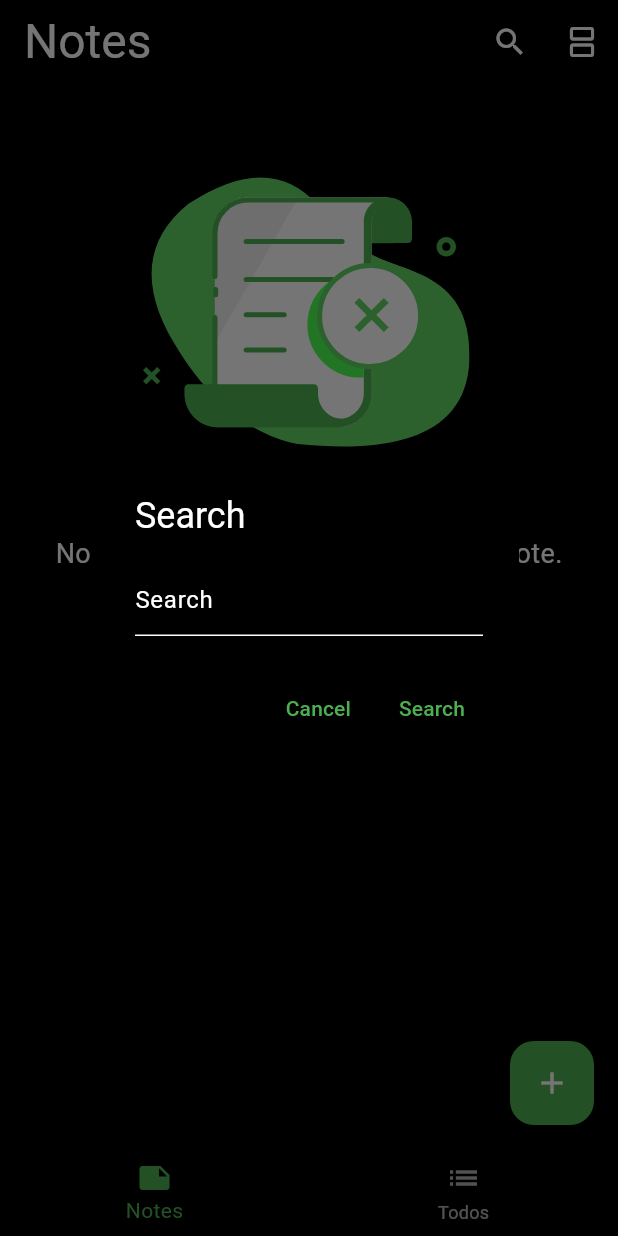
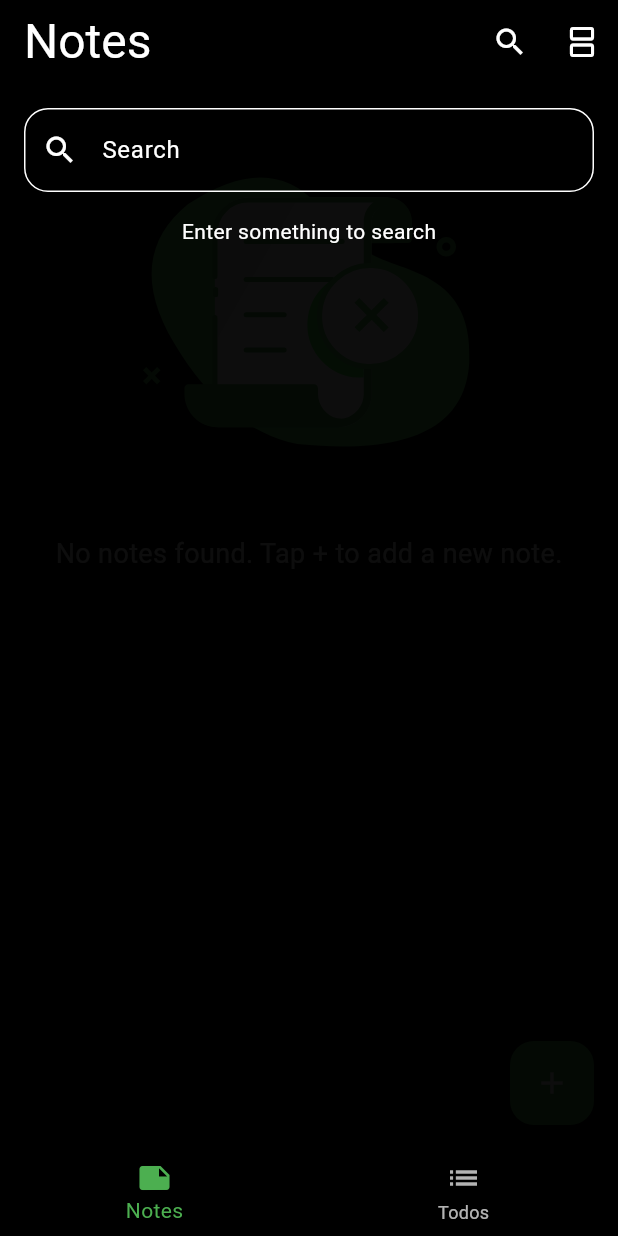
Before and after one commit to thegera4/flutter_notudus_app, a Flutter app: the screen it shows after launch, after a tap on the "search" icon, on a phone screen of 412 x 824 dp. Run offline on Flutter 3.47's test engine with Material 3 defaults, Android fonts, the phone set to English and light mode, and no system bars; our stand-ins replace lottie, sqflite; accounts and stored records are empty.

Commit message:
update: changed to new search style with overlay

```diff
--- a/lib/res/strings.dart
+++ b/lib/res/strings.dart
@@ -8,6 +8,7 @@ class AppStrings {
   static const String addTodo = 'Add Todo';
   static const String search = 'Search';
   static const String changeView = 'Change View';
+  static const String searchSomething = 'Enter something to search';
   static const String noNotes = 'No notes found. Tap + to add a new note.';
   static const String noTodos = 'No todos found. Tap + to add a new todo.';
   static const String noteAdded = 'Note added';
--- a/lib/screens/create_note_screen.dart
+++ b/lib/screens/create_note_screen.dart
@@ -21,8 +21,8 @@ class CreateNoteScreen extends StatelessWidget {
       if (note.id != null && dbService != null) {
         await dbService?.deleteNote(note.id!);
       }
-      Navigator.of(context).pop();
-      Navigator.of(context).pop();
+      Navigator.of(context).pop(true);
+      Navigator.of(context).pop(true);
     } catch (error) {
       ScaffoldMessenger.of(context).showSnackBar(
         const SnackBar(content: Text(AppStrings.errorDeleting)),
--- a/lib/screens/home_screen.dart
+++ b/lib/screens/home_screen.dart
@@ -1,6 +1,7 @@
 import 'package:flutter/material.dart';
 import 'package:notudus/res/values.dart';
 import 'package:notudus/screens/notes_list_screen.dart';
+import 'package:notudus/screens/widgets/search_overlay.dart';
 import '../res/strings.dart';
 
 class HomeScreen extends StatefulWidget {
@@ -14,7 +15,8 @@ class HomeScreen extends StatefulWidget {
 
 class _HomeScreenState extends State<HomeScreen> {
   bool isListView = true;
-  final TextEditingController _searchController = TextEditingController();
+  bool _isSearchOverlayVisible = false;
+  //final TextEditingController _searchController = TextEditingController();
 
   /// Calls the "searchNotes" method from the db service to get all notes that
   /// contain the search query either on the title or the note.
@@ -23,7 +25,7 @@ class _HomeScreenState extends State<HomeScreen> {
   /// If the search query is empty, it will not perform the search.
   /// If the search query is not empty, it will call the "searchNotes" method
   /// from the db service to get all notes that contain the search query.
-  void showSearchDialog(BuildContext context) {
+  /*void showSearchDialog(BuildContext context) {
     showDialog(
         context: context,
         builder: (context) {
@@ -56,9 +58,19 @@ class _HomeScreenState extends State<HomeScreen> {
             ],
           );
     });
+  }*/
+
+  void _showSearchOverlay() {
+    setState(() {
+      _isSearchOverlayVisible = true;
+    });
   }
 
-
+  void _hideSearchOverlay() {
+    setState(() {
+      _isSearchOverlayVisible = false;
+    });
+  }
 
   @override
   Widget build(BuildContext context) {
@@ -73,7 +85,10 @@ class _HomeScreenState extends State<HomeScreen> {
             icon: const Icon(Icons.search),
             tooltip: AppStrings.search,
             onPressed: () {
-              showSearchDialog(context);
+              //showSearchDialog(context);
+              !_isSearchOverlayVisible ?
+              _showSearchOverlay() :
+              _hideSearchOverlay();
             },
           ),
           IconButton(
@@ -83,7 +98,14 @@ class _HomeScreenState extends State<HomeScreen> {
           ),
         ],
       ),
-      body: NotesListScreen(isListView: isListView, searchQuery: _searchController.text),
+      //body: NotesListScreen(isListView: isListView, searchQuery: _searchController.text),
+      body: Stack(
+        children: [
+          NotesListScreen(isListView: isListView, searchQuery: ''),
+          if (_isSearchOverlayVisible)
+            SearchOverlay(onClose: _hideSearchOverlay),
+        ],
+      ),
       bottomNavigationBar: BottomNavigationBar(
         items: const <BottomNavigationBarItem>[
           BottomNavigationBarItem(
--- /dev/null
+++ b/lib/screens/widgets/search_overlay.dart
@@ -0,0 +1,90 @@
+import 'package:flutter/material.dart';
+import 'package:notudus/res/strings.dart';
+import 'package:notudus/screens/widgets/notes_list_item.dart';
+import '../../models/note.dart';
+import '../../services/local_db.dart';
+
+//TODO: fix bug when we search something and then delete the note (UI doesn't update)
+//it should close the overlay (try with provider to track the open state)
+
+class SearchOverlay extends StatefulWidget {
+  const SearchOverlay({super.key, required this.onClose});
+  final Function onClose;
+
+  @override
+  State<SearchOverlay> createState() => _SearchOverlayState();
+}
+
+class _SearchOverlayState extends State<SearchOverlay> {
+  final TextEditingController _searchController = TextEditingController();
+  Stream<List<Note>>? _searchResultsStream;
+  final LocalDBService dbService = LocalDBService();
+
+  void _searchNotes(String query) {
+    setState(() {
+      if (query.isEmpty) {
+        _searchResultsStream = null;
+      } else {
+        _searchResultsStream = Stream.fromFuture(dbService.searchNotes(query));
+      }
+    });
+  }
+
+  @override
+  Widget build(BuildContext context) {
+    return Stack(
+      children: [
+        GestureDetector(
+          onTap: () => widget.onClose(),
+          child: Container(
+            color: Colors.black.withOpacity(0.95),
+          ),
+        ),
+        Padding(
+          padding: const EdgeInsets.all(16.0),
+          child: Column(
+            mainAxisSize: MainAxisSize.min,
+            children: [
+              TextField(
+                maxLines: 1,
+                controller: _searchController,
+                decoration: const InputDecoration(
+                  hintText: AppStrings.search,
+                  prefixIcon: Icon(Icons.search),
+                  border: OutlineInputBorder(
+                    borderRadius: BorderRadius.all(Radius.circular(16.0)),
+                  ),
+                ),
+                onChanged: _searchNotes,
+              ),
+              const SizedBox(height: 16.0),
+              StreamBuilder<List<Note>>(
+                stream: _searchResultsStream,
+                builder: (context, snapshot) {
+                  if (_searchResultsStream == null) {
+                    return const Text(AppStrings.searchSomething);
+                  } else if (snapshot.connectionState == ConnectionState.waiting) {
+                    return const CircularProgressIndicator();
+                  } else if (snapshot.hasError) {
+                    return const Text(AppStrings.errorLoading);
+                  } else if (!snapshot.hasData || snapshot.data!.isEmpty) {
+                    return const Text(AppStrings.noNotes);
+                  } else {
+                    return ListView.builder(
+                      shrinkWrap: true,
+                      itemCount: snapshot.data!.length,
+                      itemBuilder: (context, index) {
+                        final note = snapshot.data![index];
+                        return NotesListItem(note: note);
+                      },
+                    );
+                  }
+                },
+              ),
+            ],
+          ),
+        ),
+      ],
+    );
+  }
+}
```
